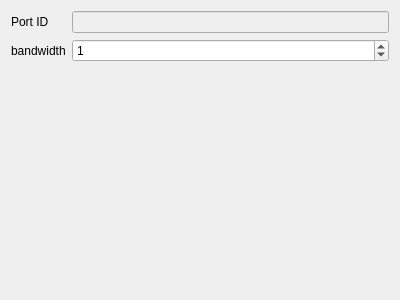
Above: dialogs/portdatadialog.ui from SammyEnigma/Soc-Performance-Evaluation before the change. Below: the same form after it.
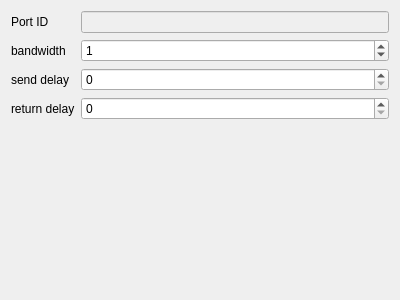
That is the form after the change.

Commit message: port添加send_delay和return_delay的属性和设置

```diff
--- a/dialogs/portdatadialog.ui
+++ b/dialogs/portdatadialog.ui
@@ -44,6 +44,26 @@
        </property>
       </widget>
      </item>
+     <item row="2" column="0">
+      <widget class="QLabel" name="label_3">
+       <property name="text">
+        <string>send delay</string>
+       </property>
+      </widget>
+     </item>
+     <item row="3" column="0">
+      <widget class="QLabel" name="label_4">
+       <property name="text">
+        <string>return delay</string>
+       </property>
+      </widget>
+     </item>
+     <item row="2" column="1">
+      <widget class="QSpinBox" name="spinBox_2"/>
+     </item>
+     <item row="3" column="1">
+      <widget class="QSpinBox" name="spinBox_3"/>
+     </item>
     </layout>
    </item>
   </layout>
```
The commit also changes 4 other files.
